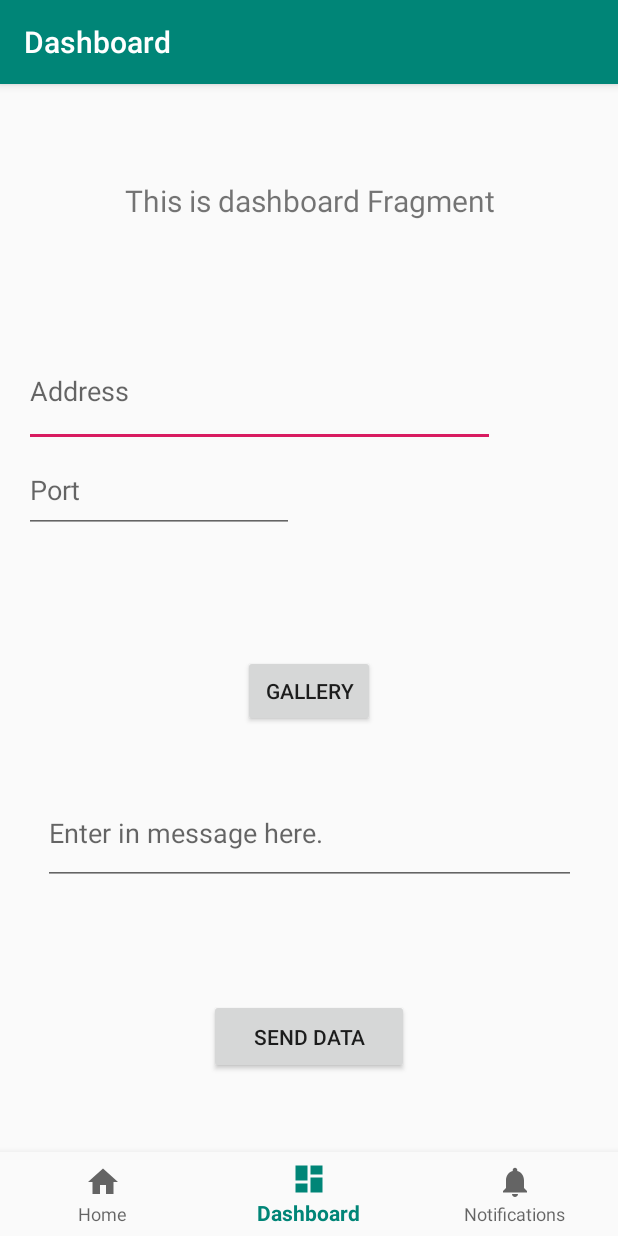
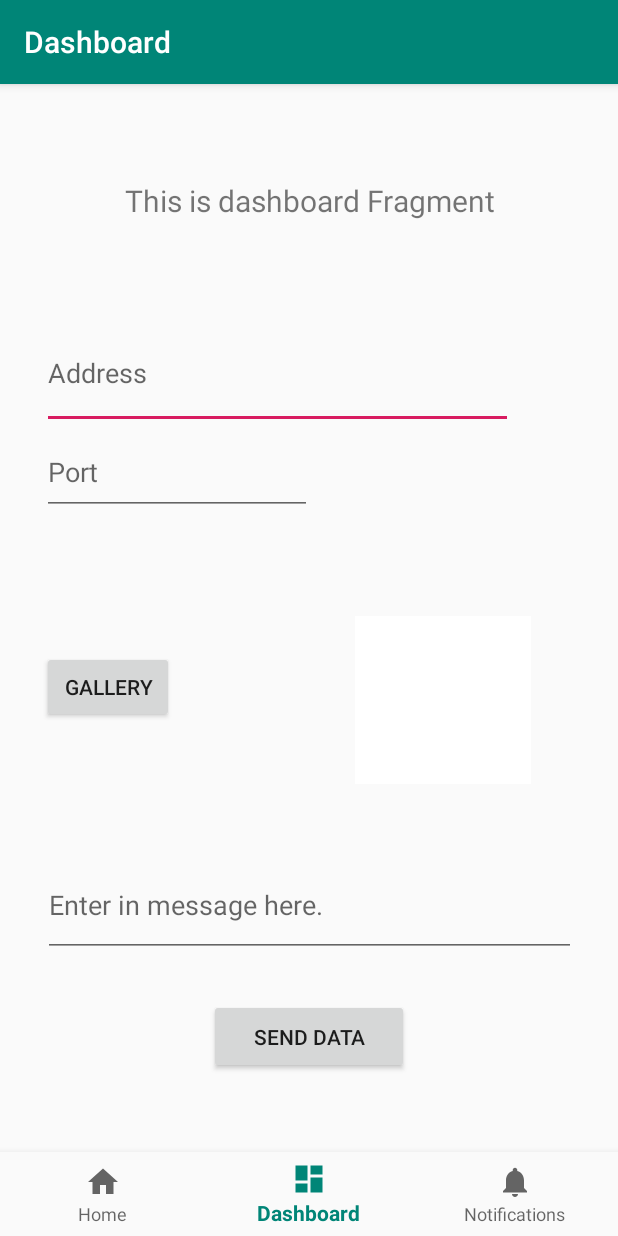
Before and after one commit to jnnorthway/parachute-android, an Android app: the screen it shows after launch (MainActivity), item 2 of the bottom bar chosen, on a phone screen of 412 x 824 dp. Run offline under Robolectric (Android 15) with nearby library versions, the phone set to English and light mode, and no system bars; our stand-ins replace navigation-ui; libraries missing offline, so code that uses them is left out: org.jetbrains.anko.

Commit message:
Refactor android code
Change-Id: I42c8bc27d698cb33c6980e5a67852d170d77f3de
Resolves: #7

```diff
--- a/android_studio/app/build.gradle
+++ b/android_studio/app/build.gradle
@@ -36,6 +36,7 @@ dependencies {
     implementation 'androidx.lifecycle:lifecycle-extensions:2.0.0'
     implementation 'androidx.navigation:navigation-fragment-ktx:2.0.0'
     implementation 'androidx.navigation:navigation-ui-ktx:2.0.0'
+    implementation "org.jetbrains.anko:anko-commons:0.10.4"
     testImplementation 'junit:junit:4.12'
     androidTestImplementation 'androidx.test.ext:junit:1.1.0'
     androidTestImplementation 'androidx.test.espresso:espresso-core:3.1.1'
--- a/android_studio/app/src/main/java/com/example/parachute/ui/home/HomeViewModel.kt
+++ b/android_studio/app/src/main/java/com/example/parachute/ui/home/HomeViewModel.kt
@@ -7,7 +7,7 @@ import androidx.lifecycle.ViewModel
 class HomeViewModel : ViewModel() {
 
     private val _text = MutableLiveData<String>().apply {
-        value = "This is home Fragment"
+        value = "Parachute"
     }
     val text: LiveData<String> = _text
 }
--- a/android_studio/app/src/main/res/layout/activity_main.xml
+++ b/android_studio/app/src/main/res/layout/activity_main.xml
@@ -26,8 +26,8 @@
         android:layout_height="match_parent"
         app:defaultNavHost="true"
         app:navGraph="@navigation/mobile_navigation"
-        tools:layout_editor_absoluteX="-56dp"
-        tools:layout_editor_absoluteY="-38dp" />
+        tools:layout_editor_absoluteX="-102dp"
+        tools:layout_editor_absoluteY="16dp" />
 
     <Button
         android:id="@+id/send_data"
@@ -44,10 +44,10 @@
         android:id="@+id/address"
         android:layout_width="314dp"
         android:layout_height="74dp"
-        android:layout_marginTop="112dp"
+        android:layout_marginTop="100dp"
         android:hint="Address"
         app:layout_constraintEnd_toEndOf="parent"
-        app:layout_constraintHorizontal_bias="0.164"
+        app:layout_constraintHorizontal_bias="0.288"
         app:layout_constraintStart_toStartOf="parent"
         app:layout_constraintTop_toTopOf="@+id/nav_host_fragment" />
 
@@ -63,7 +63,7 @@
         android:id="@+id/message"
         android:layout_width="355dp"
         android:layout_height="57dp"
-        android:layout_marginBottom="76dp"
+        android:layout_marginBottom="28dp"
         android:ems="10"
         android:gravity="start|top"
         android:hint="Enter in message here."
@@ -76,10 +76,27 @@
         android:id="@+id/gallery"
         android:layout_width="wrap_content"
         android:layout_height="wrap_content"
+        android:layout_marginTop="57dp"
         android:layout_marginBottom="48dp"
         android:text="Gallery"
         app:layout_constraintBottom_toTopOf="@+id/message"
         app:layout_constraintEnd_toEndOf="parent"
-        app:layout_constraintStart_toStartOf="parent" />
+        app:layout_constraintHorizontal_bias="0.086"
+        app:layout_constraintStart_toStartOf="parent"
+        app:layout_constraintTop_toBottomOf="@+id/port"
+        app:layout_constraintVertical_bias="0.395" />
+
+    <ImageView
+        android:id="@+id/imageView"
+        android:layout_width="117dp"
+        android:layout_height="112dp"
+        android:layout_marginStart="62dp"
+        android:layout_marginLeft="62dp"
+        android:layout_marginTop="9dp"
+        app:layout_constraintBottom_toTopOf="@+id/message"
+        app:layout_constraintEnd_toEndOf="@+id/nav_host_fragment"
+        app:layout_constraintStart_toEndOf="@+id/gallery"
+        app:layout_constraintTop_toBottomOf="@+id/port"
+        app:srcCompat="@android:color/background_light" />
 
 </androidx.constraintlayout.widget.ConstraintLayout>
```
Also changed, not shown: android_studio/app/src/main/java/com/example/parachute/MainActivity.kt (+86 -97 lines).
